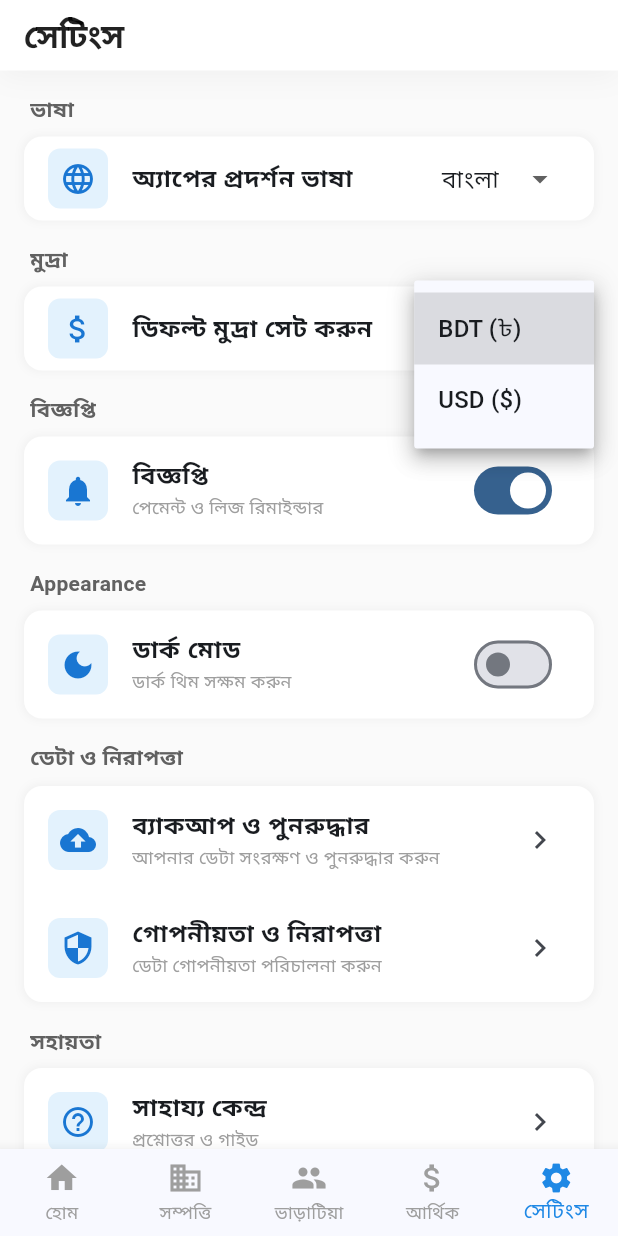
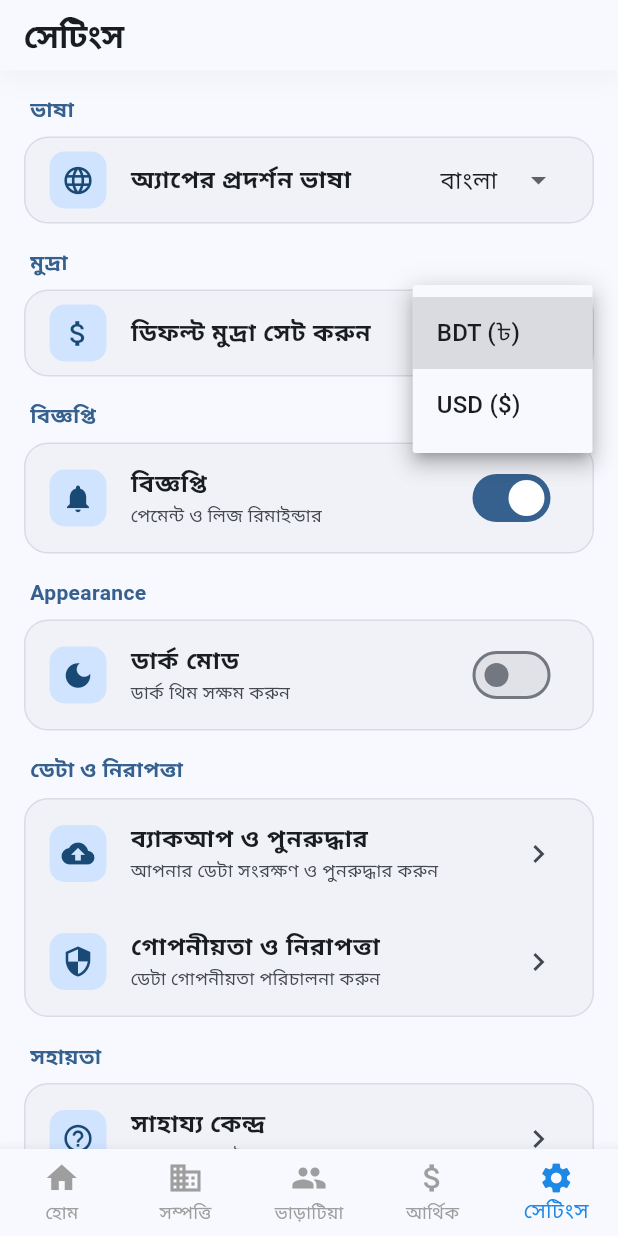
Before and after one commit to revansGIT/Home_rental_management, a Flutter app: the screen it shows after launch, item 5 of the bottom bar chosen, after a tap on "BDT (৳)", on a phone screen of 412 x 824 dp. Run offline on Flutter 3.47's test engine with Material 3 defaults, Android fonts, the phone set to English and light mode, and no system bars; our stand-ins replace flutter_local_notifications, go_router, hive, hive_flutter, image_picker, timeago and 1 more; accounts and stored records are empty.

Commit message:
feat: implement notification service, add AppProvider for settings management, and create new property, tenant, and settings screens.

```diff
--- /dev/null
+++ b/lib/core/services/notification_service.dart
@@ -0,0 +1,54 @@
+import 'package:flutter_local_notifications/flutter_local_notifications.dart';
+import 'package:timezone/data/latest_all.dart' as tz;
+import 'package:timezone/timezone.dart' as tz;
+
+class NotificationService {
+  static final NotificationService _instance = NotificationService._();
+  factory NotificationService() => _instance;
+  NotificationService._();
+
+  final FlutterLocalNotificationsPlugin _flutterLocalNotificationsPlugin =
+      FlutterLocalNotificationsPlugin();
+
+  Future<void> init() async {
+    tz.initializeTimeZones();
+    const AndroidInitializationSettings initializationSettingsAndroid =
+        AndroidInitializationSettings('@mipmap/ic_launcher');
+
+    const InitializationSettings initializationSettings =
+        InitializationSettings(android: initializationSettingsAndroid);
+
+    await _flutterLocalNotificationsPlugin.initialize(settings: initializationSettings);
+  }
+
+  Future<void> requestPermissions() async {
+    await _flutterLocalNotificationsPlugin
+        .resolvePlatformSpecificImplementation<
+            AndroidFlutterLocalNotificationsPlugin>()
+        ?.requestNotificationsPermission();
+  }
+
+  Future<void> scheduleNotification({
+    required int id,
+    required String title,
+    required String body,
+    required DateTime scheduledDate,
+  }) async {
+    await _flutterLocalNotificationsPlugin.zonedSchedule(
+      id: id,
+      title: title,
+      body: body,
+      scheduledDate: tz.TZDateTime.from(scheduledDate, tz.local),
+      notificationDetails: const NotificationDetails(
+        android: AndroidNotificationDetails(
+          'main_channel',
+          'Main Channel',
+          channelDescription: 'Main channel notifications',
+          importance: Importance.max,
+          priority: Priority.high,
+        ),
+      ),
+      androidScheduleMode: AndroidScheduleMode.exactAllowWhileIdle,
+    );
+  }
+}
--- a/lib/core/widgets/custom_app_bar.dart
+++ b/lib/core/widgets/custom_app_bar.dart
@@ -21,10 +21,10 @@ class CustomAppBar extends StatelessWidget implements PreferredSizeWidget {
   Widget build(BuildContext context) {
     return Container(
       decoration: BoxDecoration(
-        color: Colors.white,
+        color: Theme.of(context).colorScheme.surface,
         boxShadow: [
           BoxShadow(
-            color: Colors.black.withValues(alpha: 0.04),
+            color: Theme.of(context).colorScheme.shadow.withOpacity(0.04),
             offset: const Offset(0, 4),
             blurRadius: 16,
           ),
@@ -44,10 +44,10 @@ class CustomAppBar extends StatelessWidget implements PreferredSizeWidget {
                         icon: Container(
                           padding: const EdgeInsets.all(8),
                           decoration: BoxDecoration(
-                            color: Colors.blue[50],
+                            color: Theme.of(context).colorScheme.primaryContainer,
                             borderRadius: BorderRadius.circular(12),
                           ),
-                          child: Icon(Icons.arrow_back_ios_new, size: 18, color: Colors.blue[700]),
+                          child: Icon(Icons.arrow_back_ios_new, size: 18, color: Theme.of(context).colorScheme.onPrimaryContainer),
                         ),
                         onPressed: () => context.pop(),
                       ),
@@ -71,16 +71,16 @@ class CustomAppBar extends StatelessWidget implements PreferredSizeWidget {
                         style: TextStyle(
                           fontSize: 13,
                           fontWeight: FontWeight.w600,
-                          color: Colors.grey[500],
+                          color: Theme.of(context).colorScheme.onSurfaceVariant,
                           letterSpacing: 0.5,
                         ),
                       ),
                     Text(
                       title,
-                      style: const TextStyle(
+                      style: TextStyle(
                         fontSize: 22,
                         fontWeight: FontWeight.w800,
-                        color: Colors.black87,
+                        color: Theme.of(context).colorScheme.onSurface,
                         letterSpacing: -0.5,
                       ),
                     ),
--- a/lib/features/settings/settings_screen.dart
+++ b/lib/features/settings/settings_screen.dart
@@ -14,7 +14,7 @@ class SettingsScreen extends StatelessWidget {
     final appProvider = Provider.of<AppProvider>(context);
 
     return Scaffold(
-      backgroundColor: Colors.grey[50],
+      backgroundColor: Theme.of(context).colorScheme.surface,
       appBar: CustomAppBar(
         title: localizations.settings,
         showBackButton: false,
@@ -95,8 +95,10 @@ class SettingsScreen extends StatelessWidget {
                   title: localizations.notifications,
                   subtitle: localizations.notificationDesc,
                   trailing: Switch(
-                    value: true,
-                    onChanged: (value) {},
+                    value: appProvider.notificationsEnabled,
+                    onChanged: (value) {
+                      appProvider.setNotificationsEnabled(value);
+                    },
                   ),
                 ),
               ],
@@ -112,8 +114,10 @@ class SettingsScreen extends StatelessWidget {
                   title: localizations.darkMode,
                   subtitle: localizations.enableDarkTheme,
                   trailing: Switch(
-                    value: false,
-                    onChanged: (value) {},
+                    value: appProvider.themeMode == ThemeMode.dark,
+                    onChanged: (value) {
+                      appProvider.setThemeMode(value ? ThemeMode.dark : ThemeMode.light);
+                    },
                   ),
                 ),
               ],
@@ -220,21 +224,17 @@ class _SettingsSection extends StatelessWidget {
             style: TextStyle(
               fontSize: 14,
               fontWeight: FontWeight.w600,
-              color: Colors.grey[700],
+              color: Theme.of(context).colorScheme.primary,
             ),
           ),
         ),
         Container(
           decoration: BoxDecoration(
-            color: Colors.white,
-            borderRadius: BorderRadius.circular(12),
-            boxShadow: [
-              BoxShadow(
-                color: Colors.grey.withValues(alpha: 0.1),
-                spreadRadius: 1,
-                blurRadius: 4,
-              ),
-            ],
+            color: Theme.of(context).colorScheme.surfaceContainerHighest.withOpacity(0.3),
+            borderRadius: BorderRadius.circular(16),
+            border: Border.all(
+              color: Theme.of(context).colorScheme.outlineVariant.withOpacity(0.5),
+            ),
           ),
           child: Column(children: children),
         ),
@@ -264,10 +264,10 @@ class _SettingsTile extends StatelessWidget {
       leading: Container(
         padding: const EdgeInsets.all(8),
         decoration: BoxDecoration(
-          color: Colors.blue[50],
-          borderRadius: BorderRadius.circular(8),
+          color: Theme.of(context).colorScheme.primaryContainer,
+          borderRadius: BorderRadius.circular(10),
         ),
-        child: Icon(icon, color: Colors.blue[700], size: 24),
+        child: Icon(icon, color: Theme.of(context).colorScheme.onPrimaryContainer, size: 22),
       ),
       title: Text(
         title,
@@ -276,11 +276,11 @@ class _SettingsTile extends StatelessWidget {
       subtitle: subtitle != null
           ? Text(
               subtitle!,
-              style: const TextStyle(fontSize: 12, color: Colors.grey),
+              style: TextStyle(fontSize: 12, color: Theme.of(context).colorScheme.onSurfaceVariant),
             )
           : null,
       trailing:
-          trailing ?? (onTap != null ? const Icon(Icons.chevron_right) : null),
+          trailing ?? (onTap != null ? Icon(Icons.chevron_right, color: Theme.of(context).colorScheme.onSurfaceVariant) : null),
       onTap: onTap,
     );
   }
--- a/lib/main.dart
+++ b/lib/main.dart
@@ -14,6 +14,7 @@ import 'features/tenants/presentation/providers/tenant_provider.dart';
 import 'features/finance/presentation/providers/finance_provider.dart';
 import 'utils/app_provider.dart';
 import 'core/routes/app_router.dart';
+import 'core/services/notification_service.dart';
 
 void main() async {
   WidgetsFlutterBinding.ensureInitialized();
@@ -32,11 +33,24 @@ void main() async {
   await Hive.openBox<PaymentModel>('payments');
   await Hive.openBox<ActivityModel>('activities');
 
+  await NotificationService().init();
+
   runApp(const MyApp());
 }
 
-class MyApp extends StatelessWidget {
+class MyApp extends StatefulWidget {
   const MyApp({super.key});
+
+  @override
+  State<MyApp> createState() => _MyAppState();
+}
+
+class _MyAppState extends State<MyApp> {
+  @override
+  void initState() {
+    super.initState();
+    NotificationService().requestPermissions();
+  }
 
   @override
   Widget build(BuildContext context) {
@@ -64,8 +78,19 @@ class MyApp extends StatelessWidget {
               Locale('bn'), // Bengali
             ],
             locale: appProvider.locale,
+            themeMode: appProvider.themeMode,
             theme: ThemeData(
-              colorScheme: ColorScheme.fromSeed(seedColor: Colors.blue),
+              colorScheme: ColorScheme.fromSeed(
+                seedColor: Colors.blue,
+                brightness: Brightness.light,
+              ),
+              useMaterial3: true,
+            ),
+            darkTheme: ThemeData(
+              colorScheme: ColorScheme.fromSeed(
+                seedColor: Colors.blue,
+                brightness: Brightness.dark,
+              ),
               useMaterial3: true,
             ),
             routerConfig: appRouter,
--- a/lib/utils/app_provider.dart
+++ b/lib/utils/app_provider.dart
@@ -8,6 +8,8 @@ class AppProvider extends ChangeNotifier {
 
   Locale _locale = const Locale('bn');
   AppCurrency _currency = AppCurrency.bdt;
+  ThemeMode _themeMode = ThemeMode.system;
+  bool _notificationsEnabled = true;
 
   AppProvider() {
     _loadSettings();
@@ -22,10 +24,20 @@ class AppProvider extends ChangeNotifier {
       (e) => e.toString() == 'AppCurrency.$currencyStr',
       orElse: () => AppCurrency.bdt,
     );
+
+    final themeStr = _settingsBox.get('themeMode', defaultValue: 'system');
+    _themeMode = ThemeMode.values.firstWhere(
+      (e) => e.name == themeStr,
+      orElse: () => ThemeMode.system,
+    );
+
+    _notificationsEnabled = _settingsBox.get('notificationsEnabled', defaultValue: true);
   }
 
   Locale get locale => _locale;
   AppCurrency get currency => _currency;
+  ThemeMode get themeMode => _themeMode;
+  bool get notificationsEnabled => _notificationsEnabled;
 
   void setLocale(Locale locale) {
     _locale = locale;
@@ -36,6 +48,18 @@ class AppProvider extends ChangeNotifier {
   void setCurrency(AppCurrency currency) {
     _currency = currency;
     _settingsBox.put('currency', currency.name);
+    notifyListeners();
+  }
+
+  void setThemeMode(ThemeMode mode) {
+    _themeMode = mode;
+    _settingsBox.put('themeMode', mode.name);
+    notifyListeners();
+  }
+
+  void setNotificationsEnabled(bool enabled) {
+    _notificationsEnabled = enabled;
+    _settingsBox.put('notificationsEnabled', enabled);
     notifyListeners();
   }
 
--- a/pubspec.yaml
+++ b/pubspec.yaml
@@ -21,6 +21,8 @@ dependencies:
   image_picker: ^1.2.2
   go_router: ^17.3.0
   url_launcher: ^6.3.2
+  flutter_local_notifications: ^21.0.0
+  timezone: ^0.11.0
 
 dev_dependencies:
   flutter_test:
```
Also changed, not shown: lib/features/properties/presentation/screens/property_details_screen.dart (+45 -0 lines), lib/features/tenants/presentation/screens/tenant_profile_screen.dart (+36 -0 lines), pubspec.lock, 2 other files.
